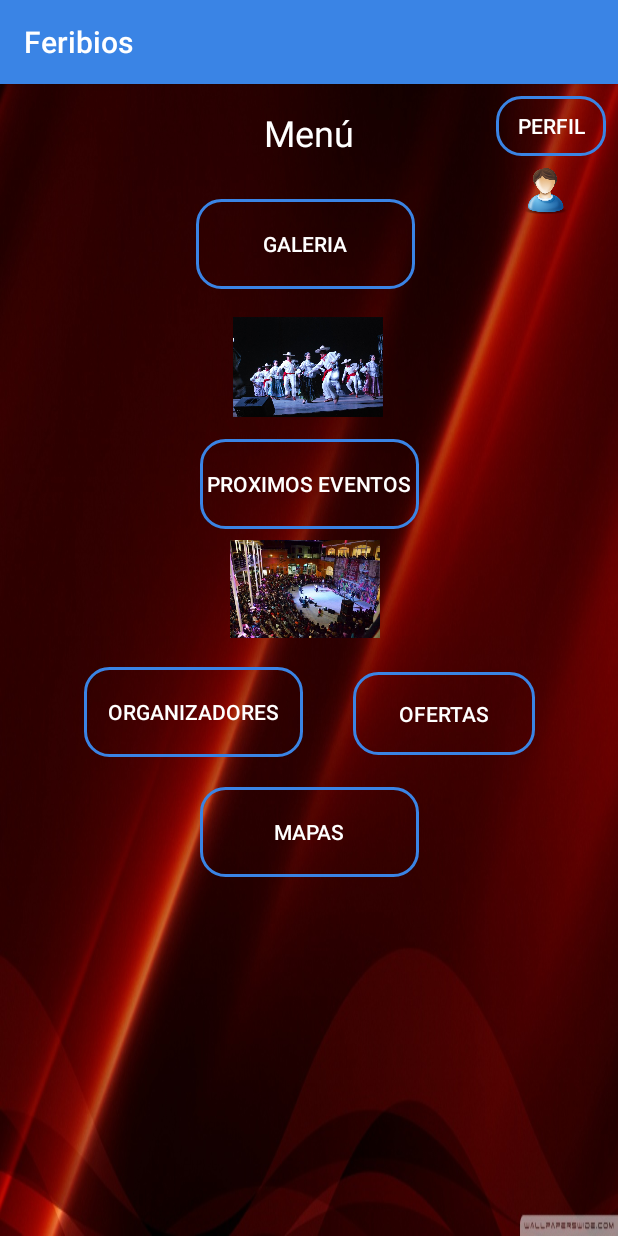
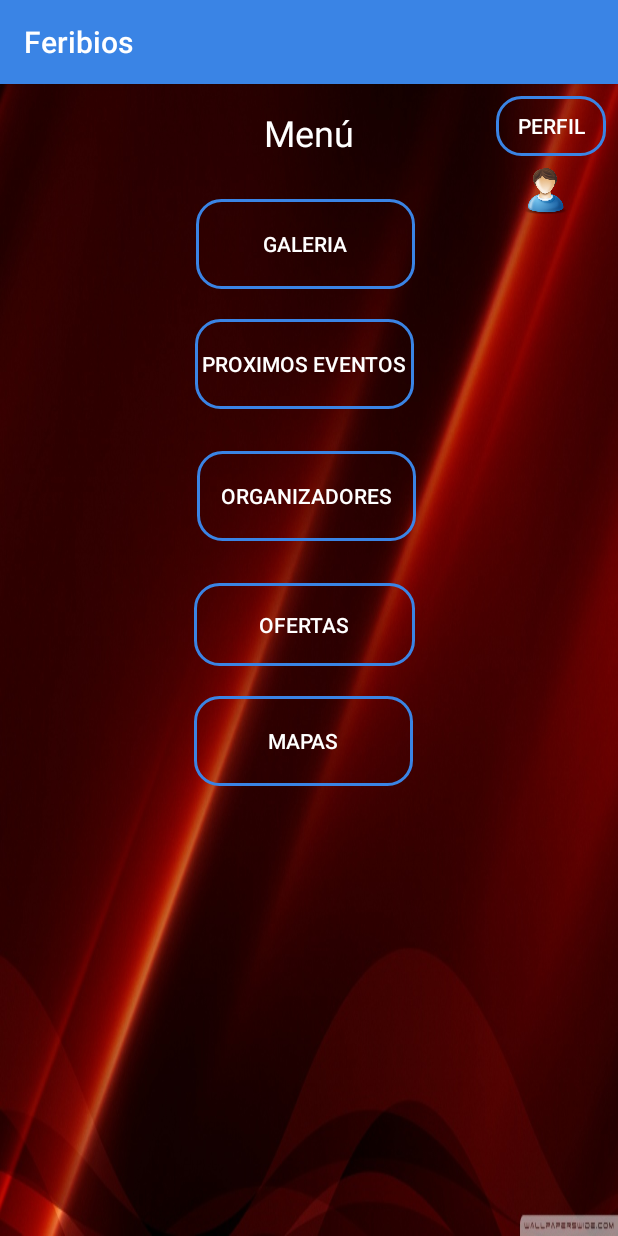
Before and after one commit to Alexhdz131/Proyecto_Feribios, an Android app: the Menu screen opened directly, with no data from a screen before it, on a phone screen of 412 x 824 dp. Run offline under Robolectric (Android 15) with nearby library versions, the phone set to English and light mode, and no system bars.

Commit message:
modificacion de diseño

```diff
--- a/app/src/main/java/com/example/proyecto_feribios/MainActivity.java
+++ b/app/src/main/java/com/example/proyecto_feribios/MainActivity.java
@@ -27,7 +27,7 @@ public class MainActivity extends AppCompatActivity implements View.OnClickListe
             public void onClick(View v) {
                 String usuario = ((EditText)findViewById(R.id.editText)).getText().toString();
                 String password = ((EditText)findViewById(R.id.editText3)).getText().toString();
-                if (usuario.equals("Alex")&& password.equals("alex1"))
+                if (usuario.equals("Juan")&& password.equals("juan1"))
                 {
                     Intent nuevoform = new Intent(MainActivity.this, Menu
                             .class);
--- a/app/src/main/res/layout/activity_menu.xml
+++ b/app/src/main/res/layout/activity_menu.xml
@@ -9,19 +9,19 @@
 
     <Button
         android:id="@+id/button11"
-        android:layout_width="121dp"
+        android:layout_width="147dp"
         android:layout_height="55dp"
         android:layout_marginStart="8dp"
-        android:layout_marginTop="392dp"
+        android:layout_marginTop="28dp"
         android:layout_marginEnd="8dp"
         android:background="@drawable/button_rounden_border"
         android:onClick="Ofertas"
         android:text="Ofertas"
         android:textColor="@color/colordeletra"
         app:layout_constraintEnd_toEndOf="parent"
-        app:layout_constraintHorizontal_bias="0.828"
+        app:layout_constraintHorizontal_bias="0.487"
         app:layout_constraintStart_toStartOf="parent"
-        app:layout_constraintTop_toTopOf="parent" />
+        app:layout_constraintTop_toBottomOf="@+id/button7" />
 
     <TextView
         android:id="@+id/textView3"
@@ -36,35 +36,6 @@
         app:layout_constraintEnd_toEndOf="parent"
         app:layout_constraintStart_toStartOf="parent"
         app:layout_constraintTop_toTopOf="parent" />
-
-    <ImageView
-        android:id="@+id/imageButton"
-        android:layout_width="100dp"
-        android:layout_height="80dp"
-        android:layout_marginStart="8dp"
-        android:layout_marginTop="12dp"
-
-        android:layout_marginEnd="8dp"
-        android:scaleType="fitCenter"
-        app:layout_constraintEnd_toEndOf="parent"
-        app:layout_constraintHorizontal_bias="0.498"
-        app:layout_constraintStart_toStartOf="parent"
-        app:layout_constraintTop_toBottomOf="@+id/button3"
-        app:srcCompat="@drawable/evento1" />
-
-    <ImageView
-        android:id="@+id/imageView3"
-        android:layout_width="100dp"
-        android:layout_height="80dp"
-        android:layout_marginStart="8dp"
-
-        android:layout_marginEnd="8dp"
-        android:scaleType="fitCenter"
-        app:layout_constraintEnd_toEndOf="parent"
-        app:layout_constraintHorizontal_bias="0.491"
-        app:layout_constraintStart_toStartOf="parent"
-        app:layout_constraintTop_toBottomOf="@+id/button4"
-        app:srcCompat="@drawable/evento3" />
 
     <ImageView
         android:id="@+id/imageView4"
@@ -102,47 +73,48 @@
         android:layout_width="146dp"
         android:layout_height="60dp"
         android:layout_marginStart="8dp"
-        android:layout_marginTop="188dp"
+        android:layout_marginTop="20dp"
         android:layout_marginEnd="8dp"
         android:background="@drawable/button_rounden_border"
         android:onClick="ProximosEventos"
         android:text="Proximos Eventos"
         android:textColor="@color/colordeletra"
         app:layout_constraintEnd_toEndOf="parent"
+        app:layout_constraintHorizontal_bias="0.489"
         app:layout_constraintStart_toStartOf="parent"
-        app:layout_constraintTop_toBottomOf="@+id/textView3" />
+        app:layout_constraintTop_toBottomOf="@+id/button3" />
 
     <Button
         android:id="@+id/button7"
         android:layout_width="146dp"
         android:layout_height="60dp"
         android:layout_marginStart="8dp"
-        android:layout_marginTop="12dp"
+        android:layout_marginTop="28dp"
         android:layout_marginEnd="8dp"
         android:background="@drawable/button_rounden_border"
         android:onClick="Organizadores"
         android:text="Organizadores"
         android:textColor="@color/colordeletra"
         app:layout_constraintEnd_toEndOf="parent"
-        app:layout_constraintHorizontal_bias="0.192"
+        app:layout_constraintHorizontal_bias="0.493"
         app:layout_constraintStart_toStartOf="parent"
-        app:layout_constraintTop_toBottomOf="@+id/imageView3" />
+        app:layout_constraintTop_toBottomOf="@+id/button4" />
 
     <Button
         android:id="@+id/button13"
         android:layout_width="146dp"
         android:layout_height="60dp"
         android:layout_marginStart="8dp"
-        android:layout_marginTop="92dp"
+        android:layout_marginTop="20dp"
         android:layout_marginEnd="8dp"
         android:background="@drawable/button_rounden_border"
         android:onClick="Mapas"
         android:text="Mapas"
         android:textColor="@color/colordeletra"
         app:layout_constraintEnd_toEndOf="parent"
-        app:layout_constraintHorizontal_bias="0.502"
+        app:layout_constraintHorizontal_bias="0.485"
         app:layout_constraintStart_toStartOf="parent"
-        app:layout_constraintTop_toBottomOf="@+id/imageView3" />
+        app:layout_constraintTop_toBottomOf="@+id/button11" />
 
     <Button
         android:id="@+id/button9"
```
Also changed, not shown: app/src/main/res/layout/activity_organizadores.xml (+0 -14 lines), app/src/main/res/layout/activity_proximoseventos.xml (+0 -14 lines), app/src/main/res/layout/activity_registro.xml (+2 -16 lines).
